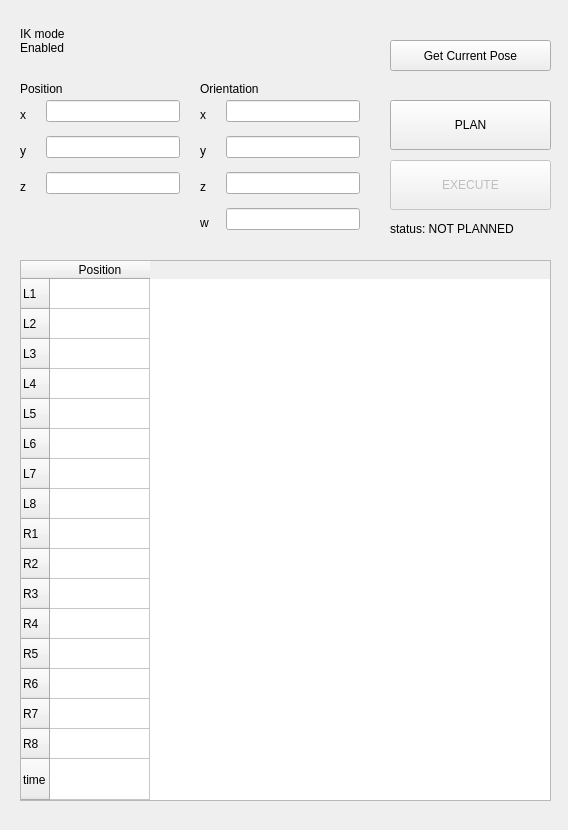
Above: frontass/ui_assets/IK.ui from kwnr/frontass before the change. Below: the same form after it.
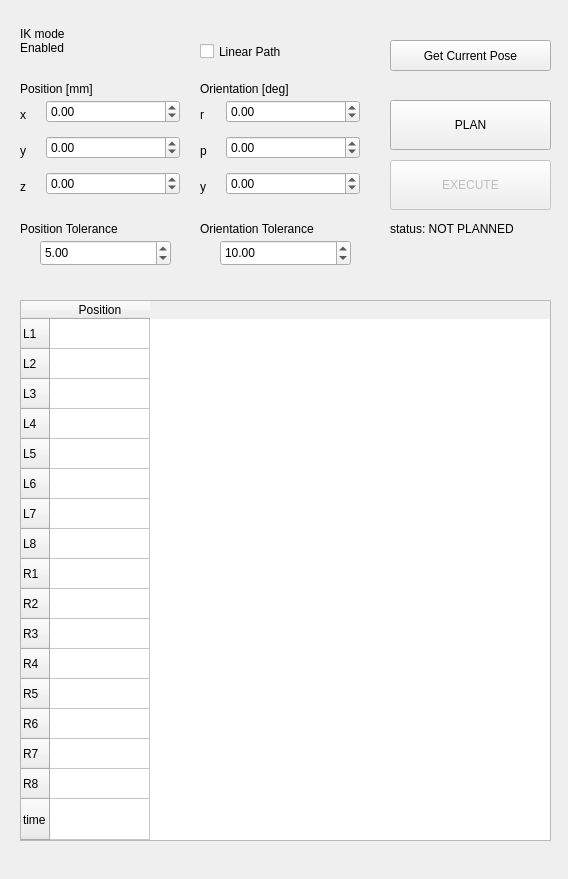
That is the form after the change. Icons and pictures are not drawn.

What changed in the file:
```diff
--- a/frontass/ui_assets/IK.ui
+++ b/frontass/ui_assets/IK.ui
@@ -7,7 +7,7 @@
     <x>0</x>
     <y>0</y>
     <width>568</width>
-    <height>830</height>
+    <height>879</height>
    </rect>
   </property>
   <property name="windowTitle">
@@ -36,9 +36,6 @@
       </property>
      </widget>
     </item>
-    <item row="0" column="1">
-     <widget class="QLineEdit" name="xCurPosLineEdit"/>
-    </item>
     <item row="1" column="0">
      <widget class="QLabel" name="yLabel">
       <property name="minimumSize">
@@ -52,9 +49,6 @@
       </property>
      </widget>
     </item>
-    <item row="1" column="1">
-     <widget class="QLineEdit" name="yCurPosLineEdit"/>
-    </item>
     <item row="2" column="0">
      <widget class="QLabel" name="zLabel">
       <property name="minimumSize">
@@ -68,8 +62,38 @@
       </property>
      </widget>
     </item>
+    <item row="0" column="1">
+     <widget class="QDoubleSpinBox" name="xPosSpinBox">
+      <property name="suffix">
+       <string/>
+      </property>
+      <property name="minimum">
+       <double>-999.990000000000009</double>
+      </property>
+      <property name="maximum">
+       <double>999.990000000000009</double>
+      </property>
+     </widget>
+    </item>
+    <item row="1" column="1">
+     <widget class="QDoubleSpinBox" name="yPosSpinBox">
+      <property name="minimum">
+       <double>-999.990000000000009</double>
+      </property>
+      <property name="maximum">
+       <double>999.990000000000009</double>
+      </property>
+     </widget>
+    </item>
     <item row="2" column="1">
-     <widget class="QLineEdit" name="zCurPosLineEdit"/>
+     <widget class="QDoubleSpinBox" name="zPosSpinBox">
+      <property name="minimum">
+       <double>-999.990000000000009</double>
+      </property>
+      <property name="maximum">
+       <double>999.990000000000009</double>
+      </property>
+     </widget>
     </item>
    </layout>
   </widget>
@@ -79,7 +103,7 @@
      <x>200</x>
      <y>100</y>
      <width>160</width>
-     <height>140</height>
+     <height>111</height>
     </rect>
    </property>
    <layout class="QFormLayout" name="formLayout">
@@ -92,15 +116,25 @@
        </size>
       </property>
       <property name="text">
-       <string>x</string>
+       <string>r</string>
       </property>
      </widget>
     </item>
-    <item row="0" column="1">
-     <widget class="QLineEdit" name="xCurOriLineEdit"/>
-    </item>
     <item row="1" column="0">
-     <widget class="QLabel" name="yCurOriLabel">
+     <widget class="QLabel" name="pitchLabel">
+      <property name="minimumSize">
+       <size>
+        <width>20</width>
+        <height>30</height>
+       </size>
+      </property>
+      <property name="text">
+       <string>p</string>
+      </property>
+     </widget>
+    </item>
+    <item row="2" column="0">
+     <widget class="QLabel" name="yawLabel">
       <property name="minimumSize">
        <size>
         <width>20</width>
@@ -112,41 +146,36 @@
       </property>
      </widget>
     </item>
+    <item row="0" column="1">
+     <widget class="QDoubleSpinBox" name="rollOriSpinBox">
+      <property name="minimum">
+       <double>-360.000000000000000</double>
+      </property>
+      <property name="maximum">
+       <double>360.000000000000000</double>
+      </property>
+     </widget>
+    </item>
     <item row="1" column="1">
-     <widget class="QLineEdit" name="yCurOriLineEdit"/>
-    </item>
-    <item row="2" column="0">
-     <widget class="QLabel" name="zCurOriLabel">
-      <property name="minimumSize">
-       <size>
-        <width>20</width>
-        <height>30</height>
-       </size>
+     <widget class="QDoubleSpinBox" name="pitchOriSpinBox">
+      <property name="minimum">
+       <double>-360.000000000000000</double>
       </property>
-      <property name="text">
-       <string>z</string>
+      <property name="maximum">
+       <double>360.000000000000000</double>
       </property>
      </widget>
     </item>
     <item row="2" column="1">
-     <widget class="QLineEdit" name="zCurOriLineEdit"/>
-    </item>
-    <item row="3" column="0">
-     <widget class="QLabel" name="wCurOriLabel">
-      <property name="minimumSize">
-       <size>
-        <width>20</width>
-        <height>30</height>
-       </size>
+     <widget class="QDoubleSpinBox" name="yawOriSpinBox">
+      <property name="minimum">
+       <double>-360.000000000000000</double>
       </property>
-      <property name="text">
-       <string>w</string>
+      <property name="maximum">
+       <double>360.000000000000000</double>
       </property>
      </widget>
     </item>
-    <item row="3" column="1">
-     <widget class="QLineEdit" name="wCurOriLineEdit"/>
-    </item>
    </layout>
   </widget>
   <widget class="QLabel" name="label">
@@ -154,12 +183,12 @@
     <rect>
      <x>20</x>
      <y>80</y>
-     <width>67</width>
+     <width>161</width>
      <height>17</height>
     </rect>
    </property>
    <property name="text">
-    <string>Position</string>
+    <string>Position [mm]</string>
    </property>
   </widget>
   <widget class="QLabel" name="label_2">
@@ -167,12 +196,12 @@
     <rect>
      <x>200</x>
      <y>80</y>
-     <width>91</width>
+     <width>161</width>
      <height>17</height>
     </rect>
    </property>
    <property name="text">
-    <string>Orientation</string>
+    <string>Orientation [deg]</string>
    </property>
   </widget>
   <widget class="QPushButton" name="IKEnableBtn">
@@ -288,7 +317,7 @@
    <property name="geometry">
     <rect>
      <x>20</x>
-     <y>260</y>
+     <y>300</y>
      <width>531</width>
      <height>541</height>
     </rect>
@@ -419,6 +448,74 @@
     <string>Get Current Pose</string>
    </property>
   </widget>
+  <widget class="QDoubleSpinBox" name="posTolSpinBox">
+   <property name="geometry">
+    <rect>
+     <x>40</x>
+     <y>240</y>
+     <width>131</width>
+     <height>26</height>
+    </rect>
+   </property>
+   <property name="value">
+    <double>5.000000000000000</double>
+   </property>
+  </widget>
+  <widget class="QLabel" name="label_4">
+   <property name="geometry">
+    <rect>
+     <x>20</x>
+     <y>220</y>
+     <width>151</width>
+     <height>17</height>
+    </rect>
+   </property>
+   <property name="text">
+    <string>Position Tolerance</string>
+   </property>
+  </widget>
+  <widget class="QDoubleSpinBox" name="oriTolSpinBox">
+   <property name="geometry">
+    <rect>
+     <x>220</x>
+     <y>240</y>
+     <width>131</width>
+     <height>26</height>
+    </rect>
+   </property>
+   <property name="singleStep">
+    <double>0.100000000000000</double>
+   </property>
+   <property name="value">
+    <double>10.000000000000000</double>
+   </property>
+  </widget>
+  <widget class="QLabel" name="label_5">
+   <property name="geometry">
+    <rect>
+     <x>200</x>
+     <y>220</y>
+     <width>151</width>
+     <height>17</height>
+    </rect>
+   </property>
+   <property name="text">
+    <string>Orientation Tolerance</string>
+   </property>
+  </widget>
+  <widget class="QCheckBox" name="checkBox">
+   <property name="geometry">
+    <rect>
+     <x>200</x>
+     <y>40</y>
+     <width>161</width>
+     <height>23</height>
+    </rect>
+   </property>
+   <property name="text">
+    <string>Linear Path</string>
+   </property>
+  </widget>
  </widget>
  <resources>
   <include location="buttons.qrc"/>
```
Left out of the diff: 2 changed lines with no effect on the pictures.
